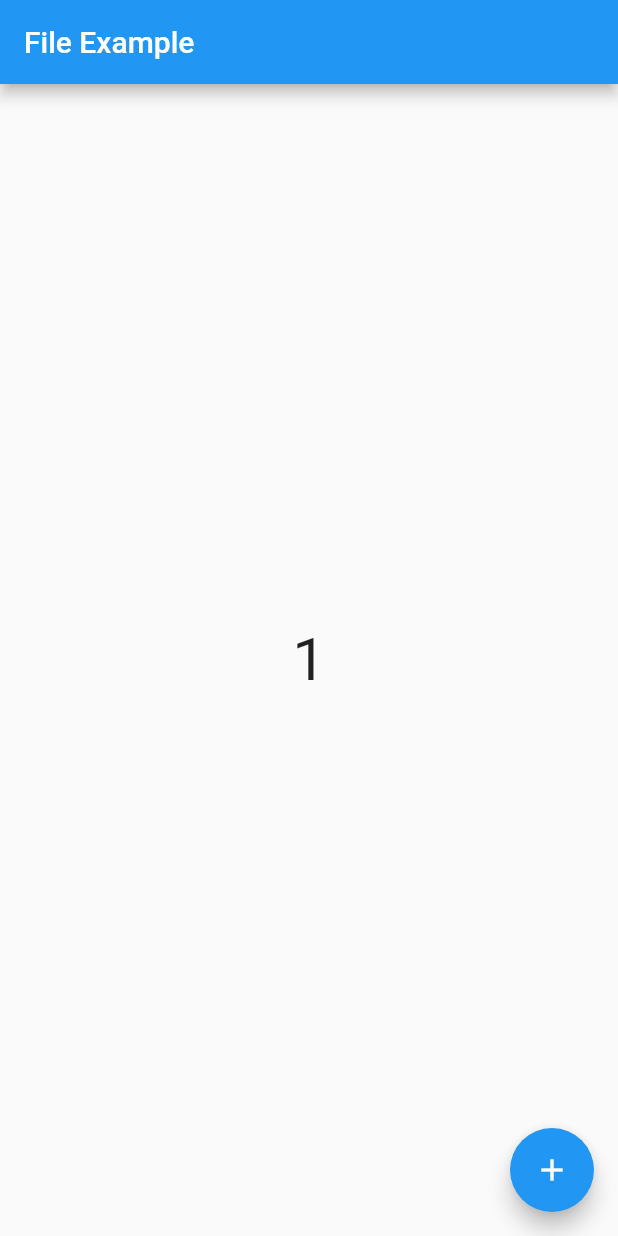
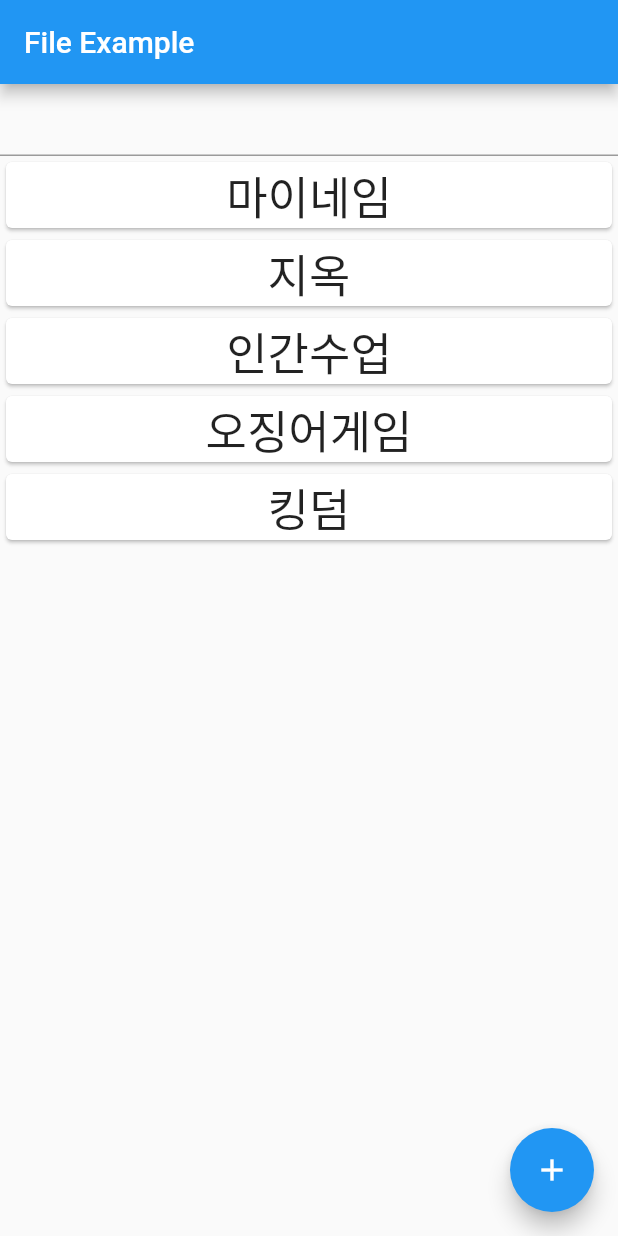
Before and after one commit to happy-sonday/flutter-begin, a Flutter app: the screen it shows after launch, after a tap on the "add" icon, on a phone screen of 412 x 824 dp. Run offline on Flutter 3.47's test engine with Material 2 defaults, Android fonts, the light colour scheme and no system bars; our stand-ins replace carousel_slider, dio, flutter_dotenv, flutter_linkify, flutter_svg, font_awesome_flutter and 1 more; network calls fail.

Commit message:
프로젝트 내 파일 읽기

```diff
--- a/flutter_do_fileio/lib/main.dart
+++ b/flutter_do_fileio/lib/main.dart
@@ -1,5 +1,6 @@
 import 'package:flutter/material.dart';
 import 'package:flutter_do_fileio/file_app.dart';
+import 'package:flutter_do_fileio/repo_file_app.dart';
 
 void main() {
   runApp(const MyApp());
@@ -16,7 +17,7 @@
       theme: ThemeData(
         primarySwatch: Colors.blue,
       ),
-      home: FileApp(),
+      home: RepoFileApp(),
     );
   }
 }
--- /dev/null
+++ b/flutter_do_fileio/lib/repo_file_app.dart
@@ -0,0 +1,129 @@
+import 'dart:io';
+import 'package:flutter/material.dart';
+import 'package:path_provider/path_provider.dart';
+import 'package:shared_preferences/shared_preferences.dart';
+
+class RepoFileApp extends StatefulWidget {
+  const RepoFileApp({Key? key}) : super(key: key);
+
+  @override
+  _RepoFileAppState createState() => _RepoFileAppState();
+}
+
+class _RepoFileAppState extends State<RepoFileApp> {
+  int _count = 0;
+  List<String> itemList = new List.empty(growable: true);
+  TextEditingController controller = new TextEditingController();
+
+  @override
+  void initState() {
+    // TODO: implement initState
+    super.initState();
+    readContFile();
+    initData();
+  }
+
+  void initData() async {
+    var result = await readListFile();
+    setState(() {
+      itemList.addAll(result);
+    });
+  }
+
+  Future<List<String>> readListFile() async {
+    List<String> itemList = new List.empty(growable: true);
+    // 공유 환경설정에 파일을 처음 열었는지 확인하는 플래그
+    var key = 'first';
+    SharedPreferences pref = await SharedPreferences.getInstance();
+    bool? firstCheck = pref.getBool(key);
+
+    //내부 저장소에 파일이 있는지 확인
+    var dir = await getApplicationDocumentsDirectory();
+    bool fileExist = await File(dir.path + '/drama.txt').exists();
+
+    // 처음 열거나 없으면 공유 환경 설정에 true값과 함께 repo에 있는 파일을 읽어 내부저장소에 똑같은 파일을 복사 생성
+    if (firstCheck == null || firstCheck == false || fileExist == false) {
+      pref.setBool(key, true);
+      var file =
+          await DefaultAssetBundle.of(context).loadString('repo/drama.txt');
+
+      File(dir.path + '/drama.txt').writeAsStringSync(file);
+      var array = file.split('\n');
+      for (var item in array) {
+        print(item);
+        itemList.add(item);
+      }
+      return itemList;
+    } else {
+      // 아니라면 내부 저장소에 저장된 파일을 읽어서 동작
+      var file = await File(dir.path + '/drama.txt').readAsStringSync();
+      var array = file.split('\n');
+      for (var item in array) {
+        print(item);
+        itemList.add(item);
+      }
+      return itemList;
+    }
+  }
+
+  @override
+  Widget build(BuildContext context) {
+    return Scaffold(
+      appBar: AppBar(
+        title: const Text('File Example'),
+      ),
+      body: Container(
+        child: Center(
+            child: Column(
+          children: [
+            TextField(
+              controller: controller,
+              keyboardType: TextInputType.text,
+            ),
+            Expanded(
+              child: ListView.builder(
+                itemBuilder: (context, index) {
+                  return Card(
+                      child: Center(
+                    child: Text(
+                      itemList[index],
+                      style: TextStyle(fontSize: 30),
+                    ),
+                  ));
+                },
+                itemCount: itemList.length,
+              ),
+            )
+          ],
+        )),
+      ),
+      floatingActionButton: FloatingActionButton(
+        onPressed: () {},
+        child: const Icon(Icons.add),
+      ),
+    );
+  }
+
+  void writeConutFile(int count) async {
+    var dir = await getApplicationDocumentsDirectory();
+    print(dir.path);
+    File(dir.path + '/count.txt').writeAsStringSync(count.toString());
+  }
+
+  void readContFile() async {
+    try {
+      // NOTE: path_provider 패키지에 들어있는 함수
+      // 내부 저장소의 경로를 가져와서 그곳에 파일을 읽거나 작성
+      // await getTemporaryDirectory() 함수는 임시저장(캐시)해두었다가 앱이 종료되소 일정시간이 지나면 사라짐
+      var dir = await getApplicationDocumentsDirectory();
+
+      var file = await File(dir.path + '/count.txt').readAsString();
+      print(file);
+      setState(() {
+        _count = int.parse(file);
+      });
+    } catch (e) {
+      print(e.toString());
+    }
+  }
+}
--- /dev/null
+++ b/flutter_do_fileio/repo/drama.txt
@@ -0,0 +1,5 @@
+마이네임
+지옥
+인간수업
+오징어게임
+킹덤
```
Also changed, not shown: flutter_do_fileio/pubspec.yaml (+4 -3 lines), flutter_do_fileio/pubspec.lock.
